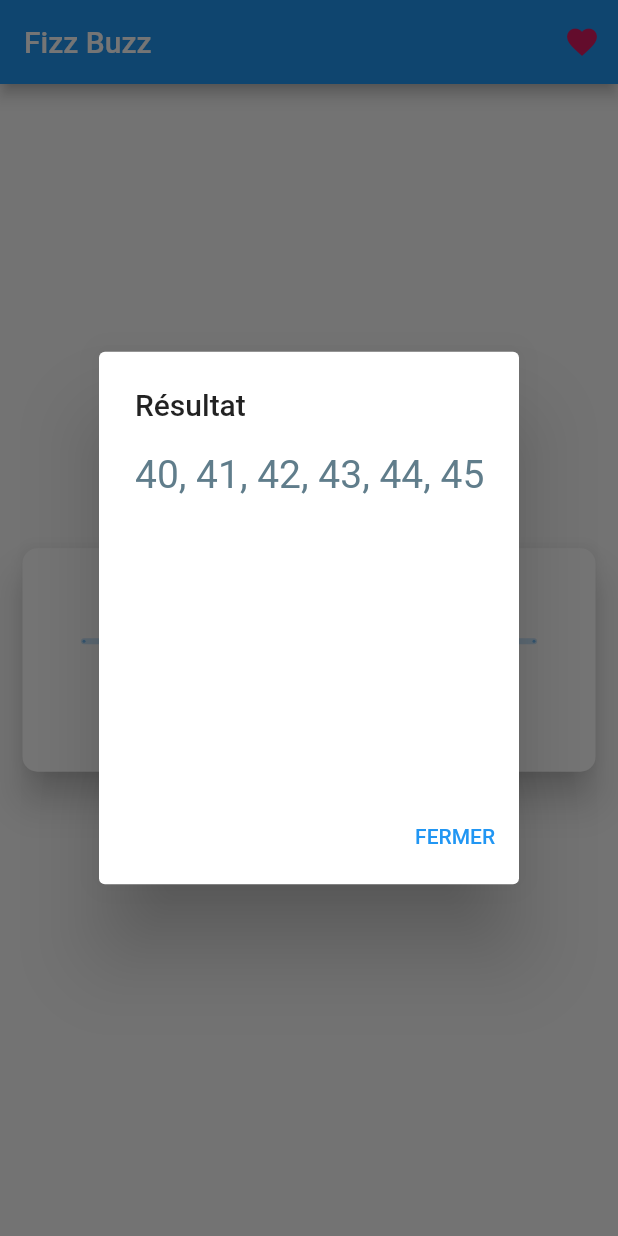
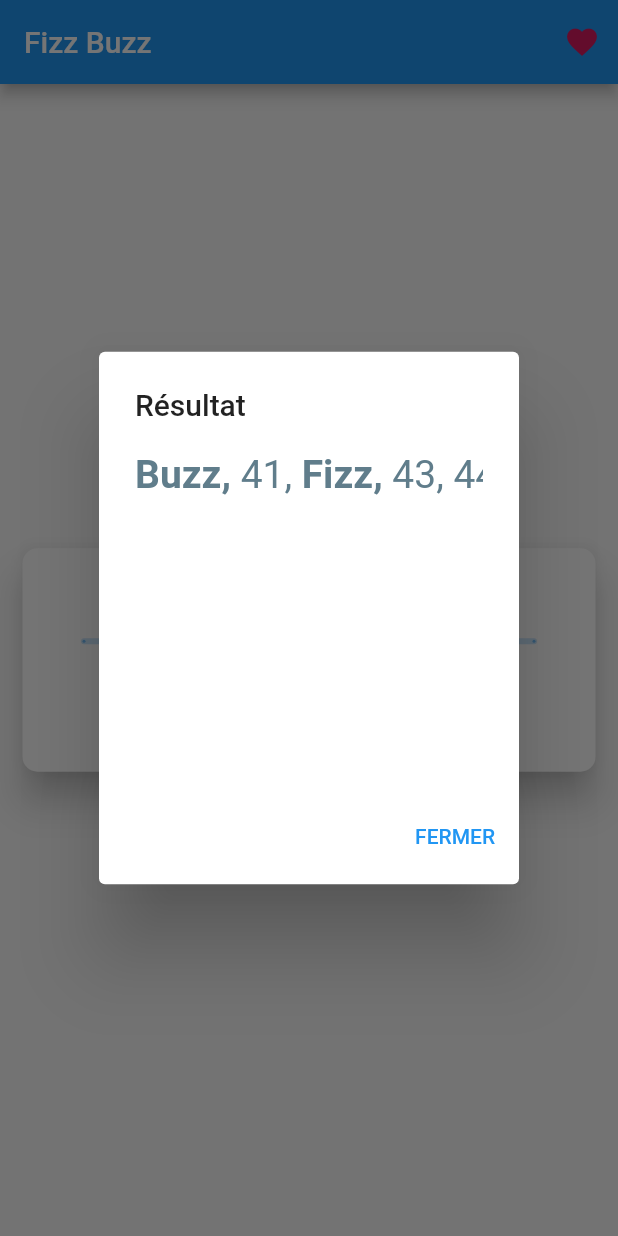
Before and after one commit to MaideAkdede/fizzbuzz-flutter, a Flutter app: the screen it shows after launch, after a tap on "Afficher les résultats", on a phone screen of 412 x 824 dp. Run offline on Flutter 3.47's test engine with Material 2 defaults, Android fonts, the phone set to English and light mode, and no system bars.

Commit message:
:pencil2: update

```diff
--- a/lib/main.dart
+++ b/lib/main.dart
@@ -1,3 +1,4 @@
+import 'package:flutter/cupertino.dart';
 import 'package:flutter/material.dart';
 
 void main() {
@@ -41,6 +42,7 @@ class _HomeScreenState extends State<HomeScreen> {
 
   @override
   Widget build(BuildContext context) {
+
     // Get Range Numbers
     final selectedRange = [
       for (var i = _currentRangeValues.start.round();
@@ -48,8 +50,7 @@ class _HomeScreenState extends State<HomeScreen> {
           i++)
         i
     ];
-
-    // content: container(context) <-- Pour afficher la range des chiffres les un apres les autres
+    // Display Range Number
     listNumbers(context) {
       return (Container(
         height: 200,
@@ -58,13 +59,30 @@ class _HomeScreenState extends State<HomeScreen> {
           scrollDirection: Axis.horizontal,
           itemCount: selectedRange.length,
           itemBuilder: (context, index) {
-            if (selectedRange[index] == selectedRange.last) {
+            if (selectedRange[index] % 5 == 0 && selectedRange[index] % 3 == 0) {
+              //fizzbuzz
+              return const Text('FizzBuzz, ',
+                  style: TextStyle(fontSize: 26, color: Colors.lightGreen, fontStyle: FontStyle.italic));
+            } else if (selectedRange[index] % 5 == 0 && selectedRange[index] % 3 == 1) {
+              //buzz
+              return const Text('Buzz, ',
+                  style: TextStyle(fontSize: 26, color: Colors.blueGrey, fontWeight: FontWeight.bold));
+            } else if (selectedRange[index] % 3 == 0) {
+             //fizz
+              return const Text('Fizz, ',
+                  style: TextStyle(fontSize: 26, color: Colors.blueGrey, fontWeight: FontWeight.bold));
+            } else {
+              //i
+              return Text(selectedRange[index].toString() + ', ',
+                  style: const TextStyle(fontSize: 26, color: Colors.blueGrey));
+            }
+            /*if (selectedRange[index] == selectedRange.last) {
               return Text(selectedRange[index].toString(),
                   style: const TextStyle(fontSize: 26, color: Colors.blueGrey));
             } else {
               return Text(selectedRange[index].toString() + ', ',
                   style: const TextStyle(fontSize: 26, color: Colors.blueGrey));
-            }
+            }*/
           },
         ),
       ));
```
